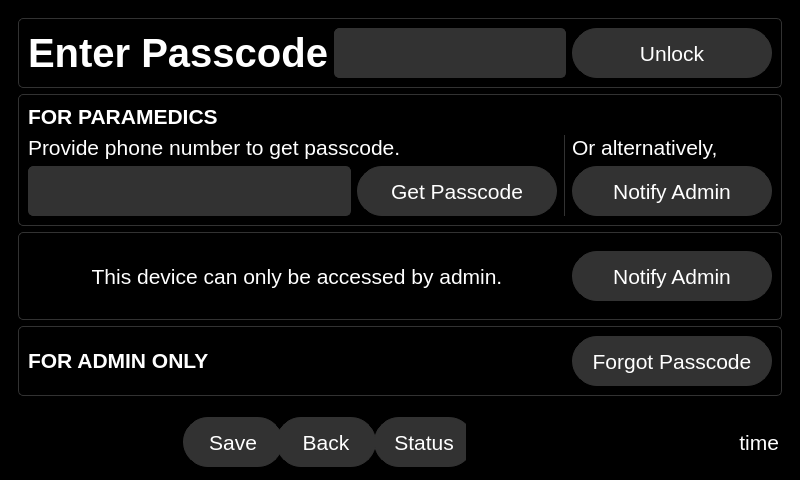
Qt form qt_design/main_window.ui (zyl120/Naloxone_Safety_Kit) before a commit.
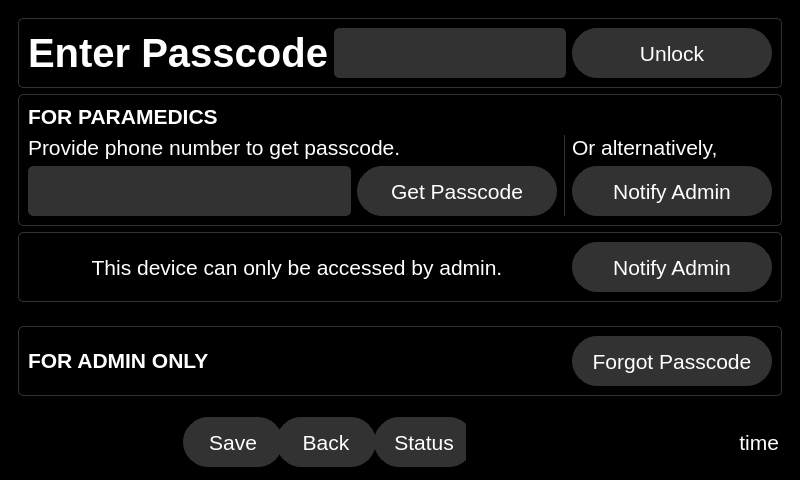
The same form after that commit. Icons and pictures are not drawn.

Commit message: add vspacer to passcode page

What changed in the file:
```diff
--- a/qt_design/main_window.ui
+++ b/qt_design/main_window.ui
@@ -5065,6 +5065,21 @@
             </layout>
            </widget>
           </item>
+         </layout>
+        </item>
+        <item>
+         <spacer name="verticalSpacer_10">
+          <property name="orientation">
+           <enum>Qt::Vertical</enum>
+          </property>
+          <property name="sizeHint" stdset="0">
+           <size>
+            <width>20</width>
+            <height>40</height>
+           </size>
+          </property>
+         </spacer>
+        </item>
           <item>
            <widget class="QFrame" name="frame_6">
             <property name="sizePolicy">
@@ -5148,8 +5163,6 @@
              </item>
             </layout>
            </widget>
-          </item>
-         </layout>
         </item>
        </layout>
       </widget>
```
Lines whose indentation alone changed are shown as unchanged. The commit also changes 2 other files.
